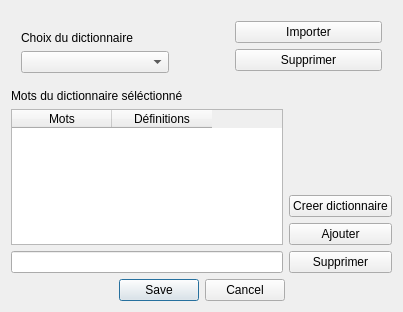
Above: application/src_Qt5/dictionnarymanagerdialog.ui from ptitFicus/polygeriou before the change. Below: the same form after it.
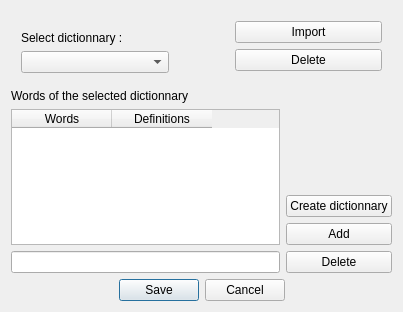
That is the form after the change.

The edit to the form file:
```diff
--- a/application/src_Qt5/dictionnarymanagerdialog.ui
+++ b/application/src_Qt5/dictionnarymanagerdialog.ui
@@ -35,7 +35,7 @@
          <item>
           <widget class="QLabel" name="label">
            <property name="text">
-            <string>Choix du dictionnaire</string>
+            <string>Select dictionnary :</string>
            </property>
            <property name="margin">
             <number>0</number>
@@ -71,14 +71,14 @@
          <item>
           <widget class="QPushButton" name="boutonImporter">
            <property name="text">
-            <string>Importer</string>
+            <string>Import</string>
            </property>
           </widget>
          </item>
          <item>
           <widget class="QPushButton" name="boutonSupprimer">
            <property name="text">
-            <string>Supprimer</string>
+            <string>Delete</string>
            </property>
           </widget>
          </item>
@@ -94,7 +94,7 @@
    <item>
     <widget class="QLabel" name="label_2">
      <property name="text">
-      <string>Mots du dictionnaire séléctionné</string>
+      <string>Words of the selected dictionnary</string>
      </property>
     </widget>
    </item>
@@ -109,12 +109,12 @@
          </attribute>
          <column>
           <property name="text">
-           <string>Mots</string>
+           <string>Words</string>
           </property>
          </column>
          <column>
           <property name="text">
-           <string>Définitions</string>
+           <string>Definitions</string>
           </property>
          </column>
         </widget>
@@ -145,21 +145,21 @@
        <item>
         <widget class="QPushButton" name="createDictionnary">
          <property name="text">
-          <string>Creer dictionnaire</string>
+          <string>Create dictionnary</string>
          </property>
         </widget>
        </item>
        <item>
         <widget class="QPushButton" name="addWord">
          <property name="text">
-          <string>Ajouter</string>
+          <string>Add</string>
          </property>
         </widget>
        </item>
        <item>
         <widget class="QPushButton" name="deleteWord">
          <property name="text">
-          <string>Supprimer</string>
+          <string>Delete</string>
          </property>
         </widget>
        </item>
```
Left out of the diff: 13 changed lines with no effect on the pictures.
